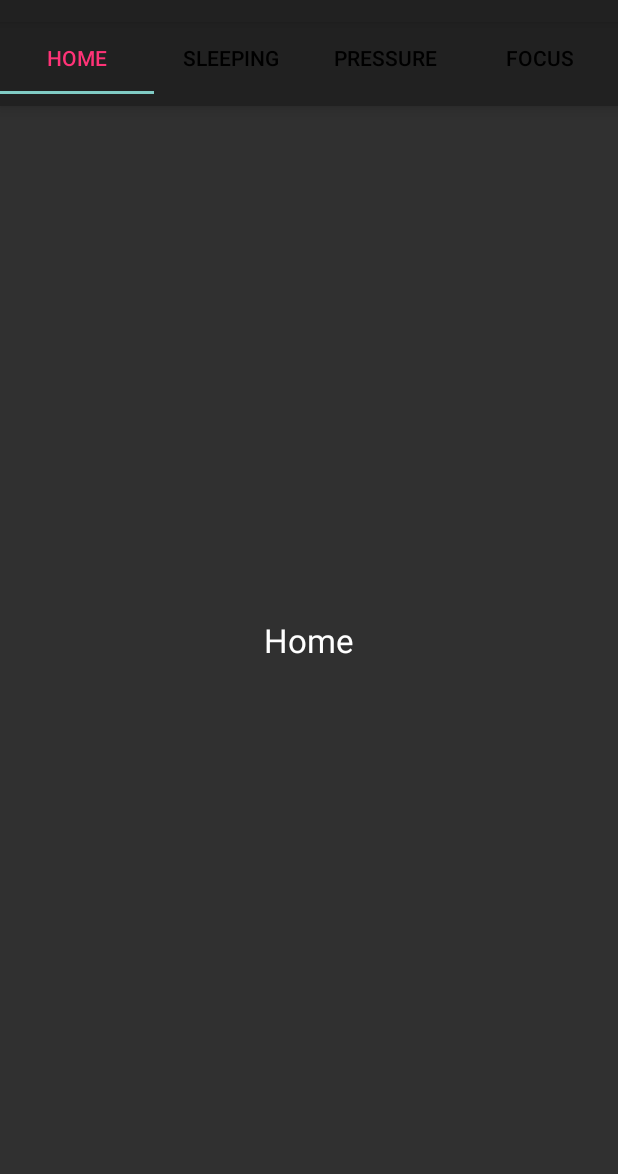
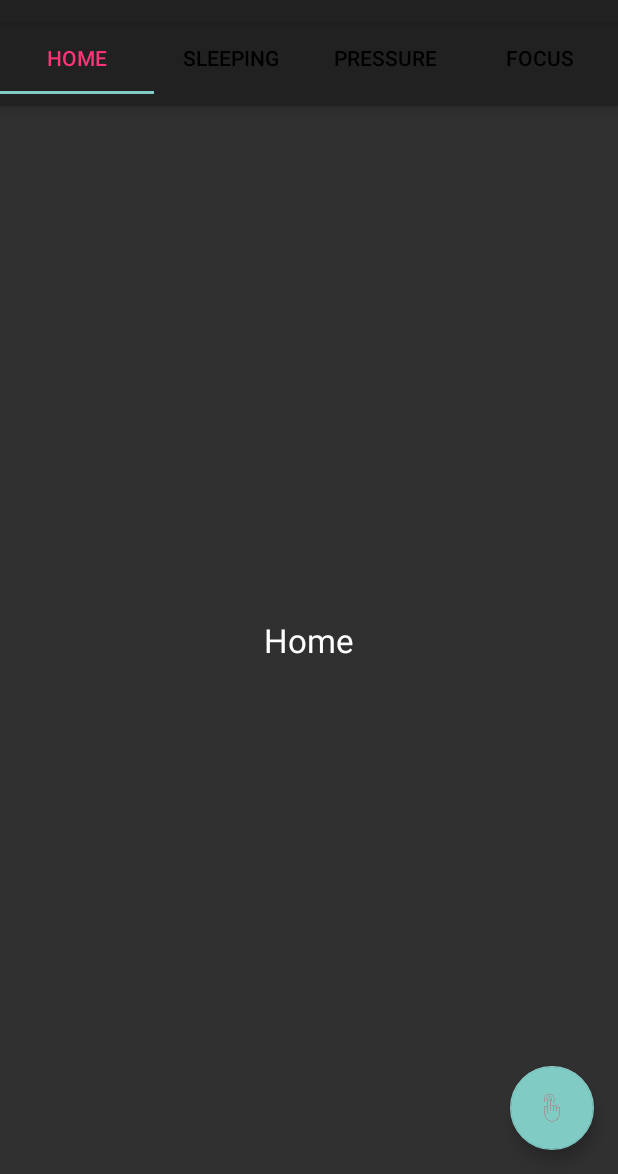
Before and after one commit to waichiu0811/comp4901E, an Android app: the HomeActivity screen opened directly, with no data from a screen before it, on a phone screen of 412 x 824 dp, the part 62-1236 px from its top. Run offline under Robolectric (Android 15) with nearby library versions, the phone set to English and light mode, and no system bars.

Commit message:
create floating action button

```diff
--- a/DioV/app/src/main/res/layout/app_bar_home.xml
+++ b/DioV/app/src/main/res/layout/app_bar_home.xml
@@ -22,7 +22,19 @@
 
     </android.support.design.widget.AppBarLayout>
 
+    <FrameLayout
+        android:id="@+id/container"
+        android:layout_width="match_parent"
+        android:layout_height="match_parent"></FrameLayout>
     <include layout="@layout/content_home" />
+
+<android.support.design.widget.FloatingActionButton
+    android:id="@+id/floatingActionButton"
+    android:layout_width="wrap_content"
+    android:layout_height="wrap_content"
+    android:layout_gravity="bottom|end"
+    android:layout_margin="16dp"
+    android:src="@drawable/finger_navi"/>
 
 
 </android.support.design.widget.CoordinatorLayout>
```
